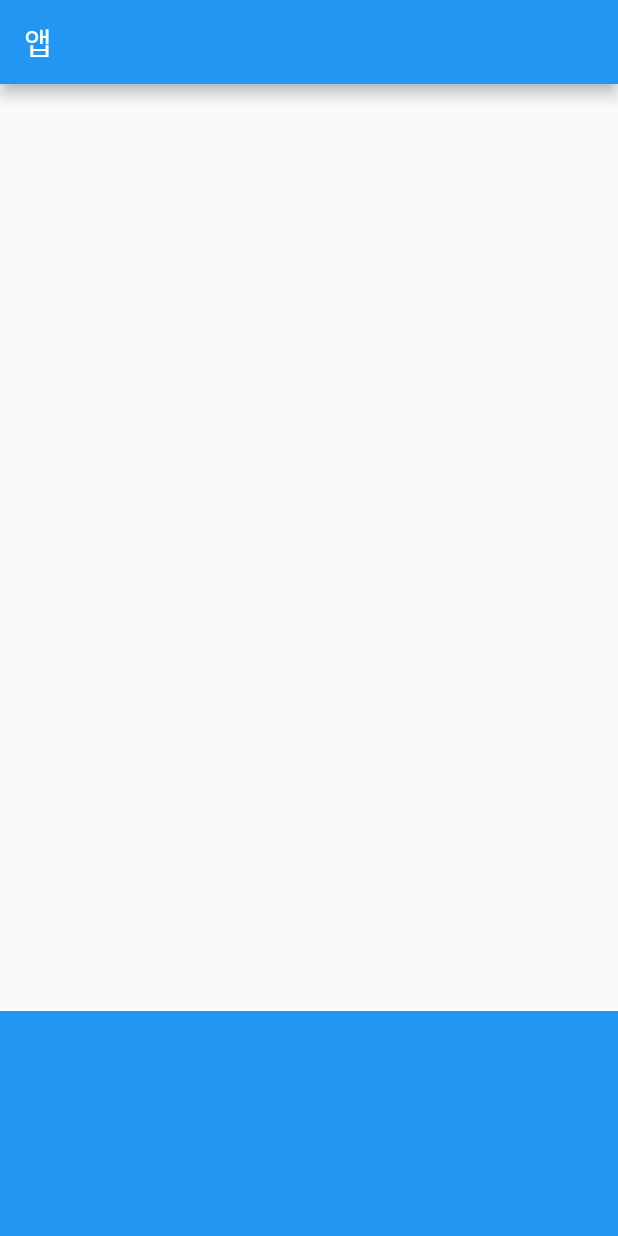
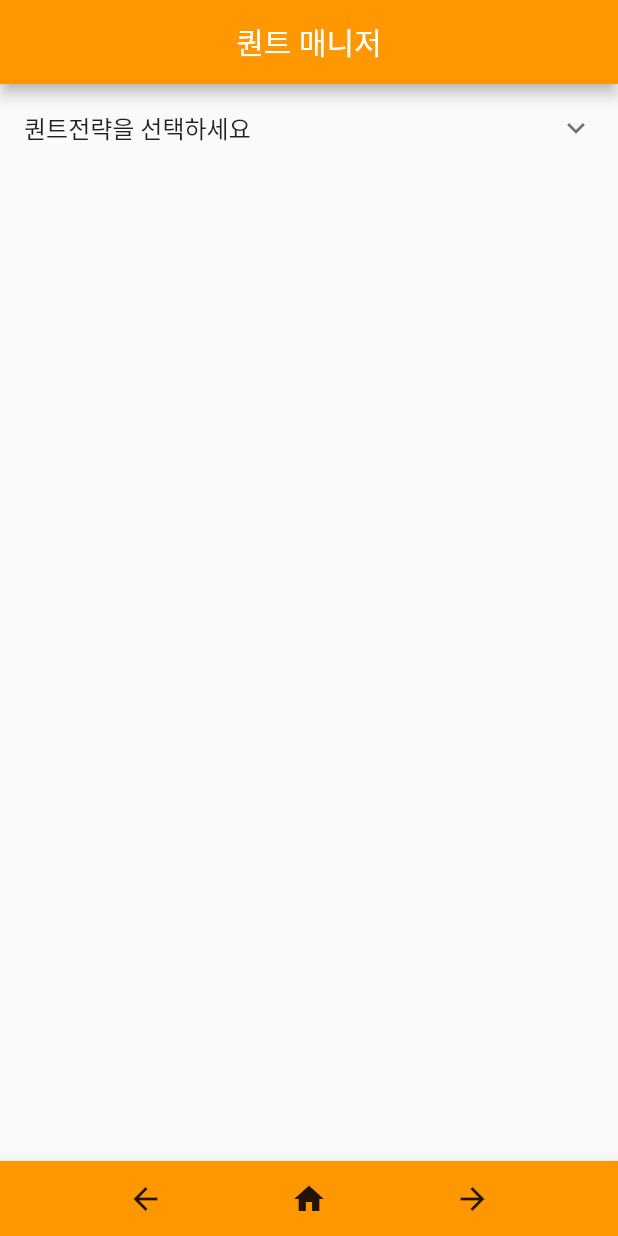
Before and after one commit to hhtwht75/flutter_example, a Flutter app: the screen it shows after launch, on a phone screen of 412 x 824 dp. Run offline on Flutter 3.47's test engine with Material 2 defaults, Android fonts, the phone set to English and light mode, and no system bars.

Commit message:
퀀트 테스트

```diff
--- a/lib/main.dart
+++ b/lib/main.dart
@@ -12,15 +12,39 @@ class MyApp extends StatelessWidget {
     return MaterialApp(
       home: Scaffold(
         appBar: AppBar(
-            title: Text('앱')
+          title: Text('퀀트 매니저'),
+          centerTitle: true,
+          backgroundColor: Colors.orange,
         ),
-        body: Align(
-          alignment: Alignment.bottomLeft,
-          child: Container(
-            width: double.infinity, height: 150, color: Colors.blue,
+        body: Container(
+          child: Align(
+            alignment: Alignment.topCenter,
+            child: SizedBox(
+              // width: 300,
+              child: ExpansionTile(
+                title: Text("퀀트전략을 선택하세요"),
+                children: [
+                  ListTile(title: Text("GAA")),
+                  ListTile(title: Text("GAA aggressive")),
+                ],
+              ),
+            ),
           ),
         ),
-
+        bottomNavigationBar: BottomAppBar(
+          color: Colors.orange,
+          child: SizedBox(
+            height: 50,
+            child: Row(
+              mainAxisAlignment: MainAxisAlignment.spaceEvenly,
+              children: [
+                Icon(Icons.arrow_back),
+                Icon(Icons.home),
+                Icon(Icons.arrow_forward),
+              ]
+            ),
+          )
+        ),
       )
     );
   }
```
